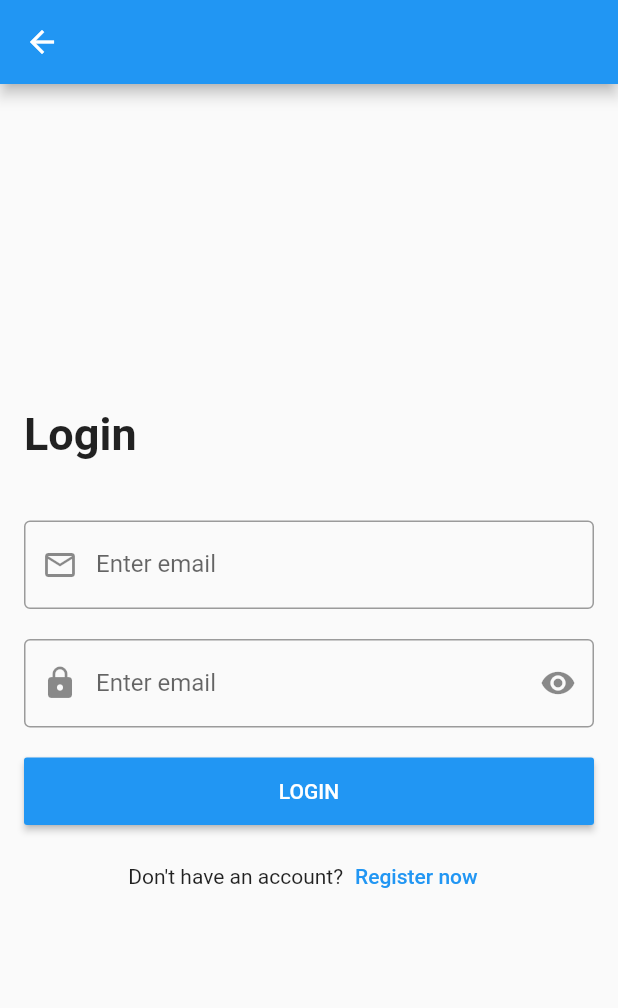
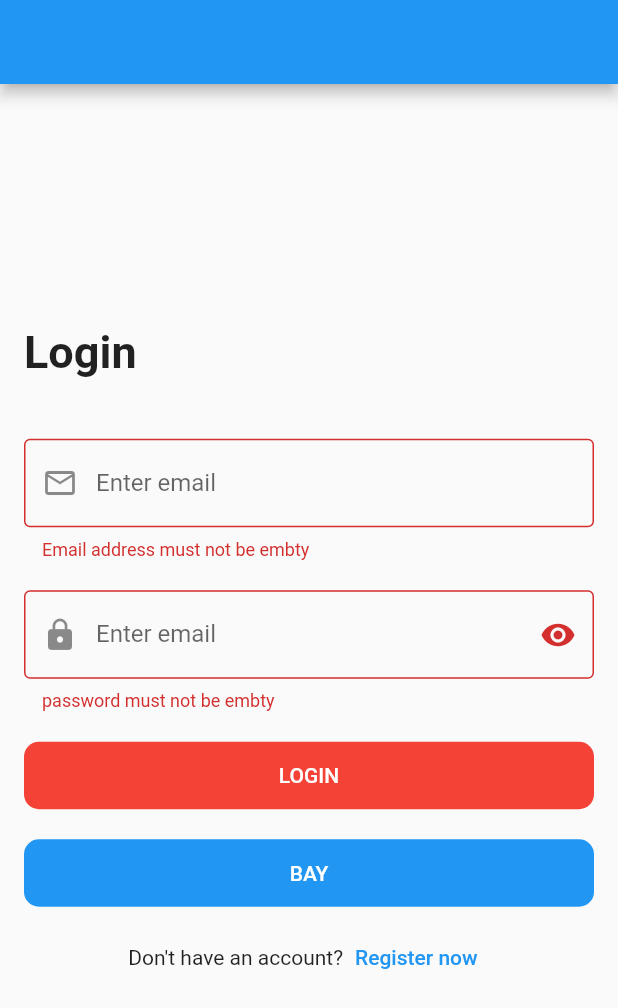
Before and after one commit to Ahmed-Mohmmed-Yousef/flutter_udemy, a Flutter app: the LoginScreen screen opened directly, after a tap on "LOGIN", on a phone screen of 412 x 824 dp. Shown: the top 1008 px of the screen. Run offline on Flutter 3.47's test engine with Material 2 defaults, Android fonts, the phone set to English and light mode, and no system bars.

Commit message:
login screen last commit

```diff
--- a/lib/login_screen.dart
+++ b/lib/login_screen.dart
@@ -1,10 +1,30 @@
 import 'package:flutter/material.dart';
 
+import 'shared/components/components.dart';
+
 //login screen
-class LoginScreen extends StatelessWidget {
+class LoginScreen extends StatefulWidget {
   LoginScreen({Key? key}) : super(key: key);
+
+  @override
+  State<LoginScreen> createState() => _LoginScreenState();
+}
+
+class _LoginScreenState extends State<LoginScreen> {
   TextEditingController emailTextController = TextEditingController();
+
   TextEditingController passwordTextController = TextEditingController();
+
+  var formKey = GlobalKey<FormState>();
+
+  bool _isSecuer = false;
+
+  bool get isSecuer => _isSecuer;
+
+  set isSecuer(bool isSecuer) {
+    _isSecuer = isSecuer;
+    setState(() {});
+  }
 
   @override
   Widget build(BuildContext context) {
@@ -14,6 +34,8 @@ class LoginScreen extends StatelessWidget {
         padding: const EdgeInsets.all(16.0),
         child: Center(
           child: SingleChildScrollView(
+            child: Form(
+              key: formKey,
               child: Column(
                 crossAxisAlignment: CrossAxisAlignment.start,
                 children: [
@@ -30,13 +52,18 @@ class LoginScreen extends StatelessWidget {
                   TextFormField(
                     controller: emailTextController,
                     keyboardType: TextInputType.emailAddress,
-                  onFieldSubmitted: (value) => print(value),
-                  onChanged: (value) => print(value),
+                    // onFieldSubmitted: (value) => print(value),
+                    // onChanged: (value) => print(value),
                     decoration: const InputDecoration(
                       labelText: "Enter email",
                       border: OutlineInputBorder(),
                       prefixIcon: Icon(Icons.email_outlined),
                     ),
+                    validator: (value) {
+                      if (value!.isEmpty)
+                        return 'Email address must not be embty';
+                      return null;
+                    },
                   ),
                   const SizedBox(
                     height: 20,
@@ -44,32 +71,48 @@ class LoginScreen extends StatelessWidget {
                   TextFormField(
                     controller: passwordTextController,
                     keyboardType: TextInputType.visiblePassword,
-                  obscureText: true,
-                  onFieldSubmitted: (value) => print(value),
-                  onChanged: (value) => print(value),
-                  decoration: const InputDecoration(
+                    obscureText: isSecuer,
+                    // onFieldSubmitted: (value) => print(value),
+                    // onChanged: (value) => print(value),
+                    decoration: InputDecoration(
                       labelText: "Enter email",
-                      border: OutlineInputBorder(),
-                      prefixIcon: Icon(Icons.lock),
-                      suffixIcon: Icon(Icons.remove_red_eye)),
+                      border: const OutlineInputBorder(),
+                      prefixIcon: const Icon(Icons.lock),
+                      suffixIcon: GestureDetector(
+                        onTap: (() => isSecuer = !isSecuer ),
+                        child: Icon(!isSecuer
+                            ? Icons.visibility
+                            : Icons.visibility_off),
+                      ),
+                    ),
+                    validator: (value) {
+                      if (value!.isEmpty) return 'password must not be embty';
+                      return null;
+                    },
                   ),
                   const SizedBox(
                     height: 20,
                   ),
-                SizedBox(
+                  defualtButton(
+                    title: 'login',
+                    background: Colors.red,
+                    function: () {
+                      if (formKey.currentState!.validate()) {
+                        print(emailTextController.text);
+                        print(passwordTextController.text);
+                      }
+                    },
                     width: double.infinity,
-                  height: 45.0,
-                  child: MaterialButton(
-                    color: Colors.blue,
-                    textColor: Colors.white,
-                    onPressed: () {
+                  ),
+                  const SizedBox(
+                    height: 20,
+                  ),
+                  defualtButton(
+                    title: 'Bay',
+                    function: () {
                       print(emailTextController.text);
                       print(passwordTextController.text);
                     },
-                    child: const Text(
-                      'LOGIN',
-                    ),
-                  ),
                   ),
                   const SizedBox(
                     height: 10.0,
@@ -79,7 +122,9 @@ class LoginScreen extends StatelessWidget {
                     children: [
                       const Text('Don\'t have an account?'),
                       TextButton(
-                      onPressed: () { print('Register now'); },
+                        onPressed: () {
+                          print('Register now');
+                        },
                         child: const Text(
                           'Register now',
                         ),
@@ -91,6 +136,7 @@ class LoginScreen extends StatelessWidget {
             ),
           ),
         ),
+      ),
     );
   }
 }
--- a/lib/main.dart
+++ b/lib/main.dart
@@ -1,5 +1,5 @@
 import 'package:flutter/material.dart';
-import 'counter_screen.dart';
+import 'package:flutter_udemy/login_screen.dart';
 
 void main() {
   MyApp app = MyApp();
@@ -12,7 +12,7 @@ class MyApp extends StatelessWidget {
   @override
   Widget build(BuildContext context) {
     return MaterialApp(
-      home: CounterScreen(),
+      home: LoginScreen(),
       debugShowCheckedModeBanner: false,
       // done
     );
--- /dev/null
+++ b/lib/shared/components/components.dart
@@ -0,0 +1,25 @@
+import 'package:flutter/material.dart';
+
+Widget defualtButton({
+  required String title,
+  double width = double.infinity,
+  Color background = Colors.blue,
+  required Function function,
+  double borderRadius = 10,
+}) =>
+    Container(
+      decoration: BoxDecoration(
+        color: background,
+        borderRadius: BorderRadius.circular(borderRadius),
+      ) ,
+      width: width,
+      height: 45.0,
+      child: MaterialButton(
+
+        textColor: Colors.white,
+        onPressed: () => function(),
+        child: Text(
+          '$title'.toUpperCase(),
+        ),
+      ),
+    );
```
Lines whose indentation alone changed are shown as unchanged.
